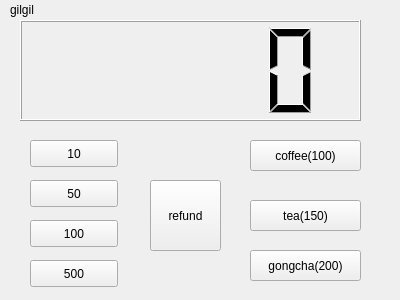
Old version of the form widget.ui in the repository bansoo/vending_gilgil.
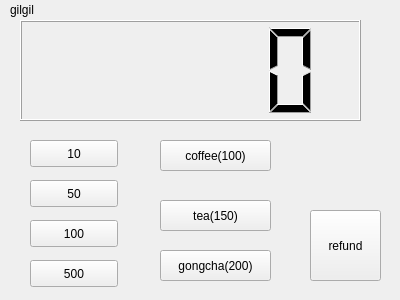
New version of the form.

The edit to the form file:
```diff
--- a/widget.ui
+++ b/widget.ui
@@ -91,7 +91,7 @@
   <widget class="QPushButton" name="pbcoffee">
    <property name="geometry">
     <rect>
-     <x>250</x>
+     <x>160</x>
      <y>140</y>
      <width>111</width>
      <height>31</height>
@@ -104,7 +104,7 @@
   <widget class="QPushButton" name="pbtea">
    <property name="geometry">
     <rect>
-     <x>250</x>
+     <x>160</x>
      <y>200</y>
      <width>111</width>
      <height>31</height>
@@ -117,7 +117,7 @@
   <widget class="QPushButton" name="pbgongcha">
    <property name="geometry">
     <rect>
-     <x>250</x>
+     <x>160</x>
      <y>250</y>
      <width>111</width>
      <height>31</height>
@@ -130,8 +130,8 @@
   <widget class="QPushButton" name="pbrefund">
    <property name="geometry">
     <rect>
-     <x>150</x>
-     <y>180</y>
+     <x>310</x>
+     <y>210</y>
      <width>71</width>
      <height>71</height>
     </rect>
```
